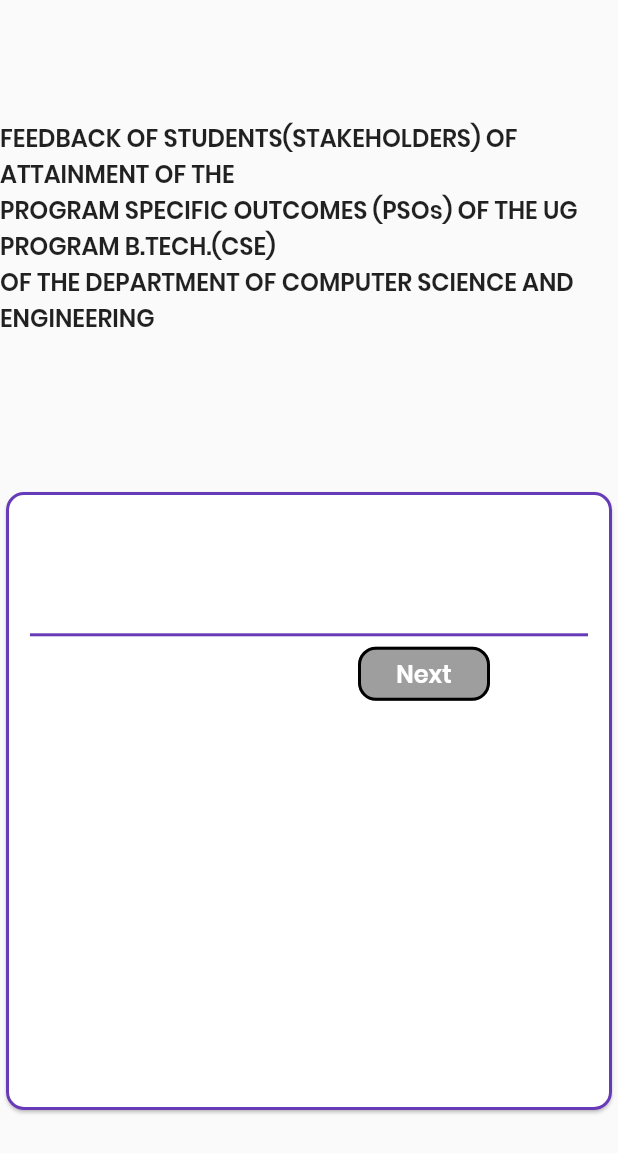
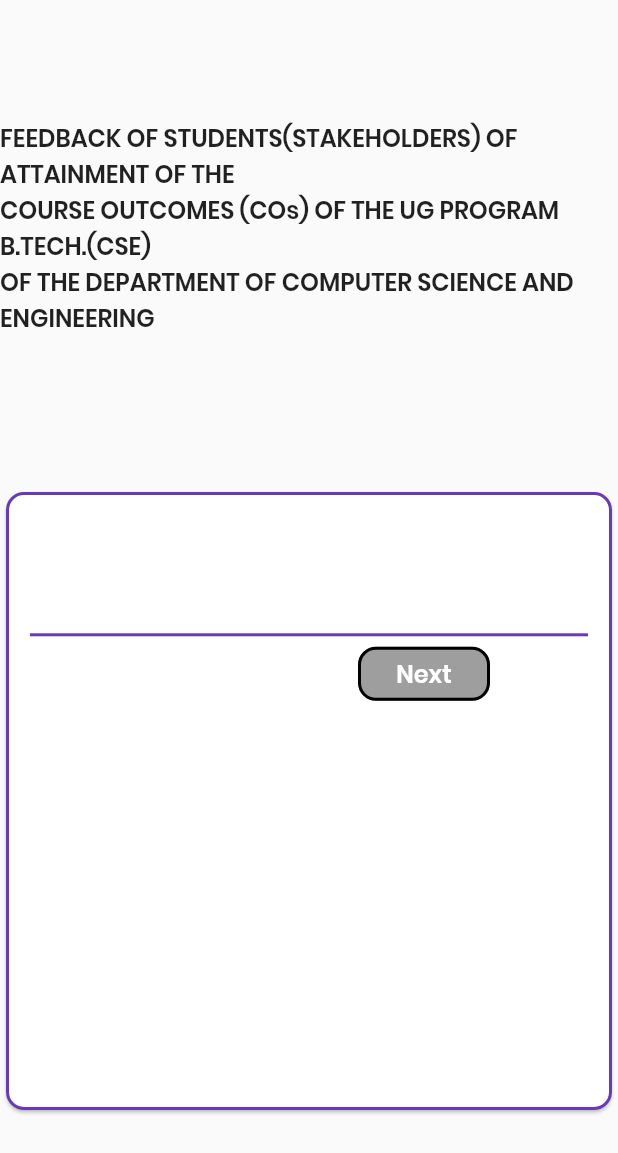
Before and after one commit to sampathbalivada/viit_course_feedback, a Flutter app: the CustomCard widget shown alone on an empty page, opened directly with empty values, on a phone screen of 412 x 824 dp. Shown: the top 1153 px of the screen. Run offline on Flutter 3.47's test engine with Material 2 defaults, Android fonts, the light colour scheme and no system bars; our stand-ins replace auto_size_text; network calls fail.

Commit message:
hotfx FN 27th Feb

```diff
--- a/lib/test_page.dart
+++ b/lib/test_page.dart
@@ -22,11 +22,11 @@ class _TestPageState extends State<TestPage> {
                 SizedBox(width: MediaQuery.of(context).size.width * 0.05),
                 buildText(context, '0 - Poor'),
                 buildText(context, '|'),
-                buildText(context, '1 - Average'),
+                buildText(context, '1 - Fair'),
                 buildText(context, '|'),
                 buildText(context, '2 - Good'),
                 buildText(context, '|'),
-                buildText(context, '3 - Excellent'),
+                buildText(context, '3 - Very Good'),
                 SizedBox(width: MediaQuery.of(context).size.width * 0.6)
               ],
             ),
--- a/lib/widgets/custom_card.dart
+++ b/lib/widgets/custom_card.dart
@@ -42,7 +42,7 @@ class _CustomCardState extends State<CustomCard> {
                 style: TextStyle(fontSize: 16),
               ),
               Text(
-                "PROGRAM SPECIFIC OUTCOMES (PSOs) OF THE UG PROGRAM B.TECH.(CSE)",
+                "COURSE OUTCOMES (COs) OF THE UG PROGRAM B.TECH.(CSE)",
                 style: TextStyle(fontSize: 16),
               ),
               Text(
```
